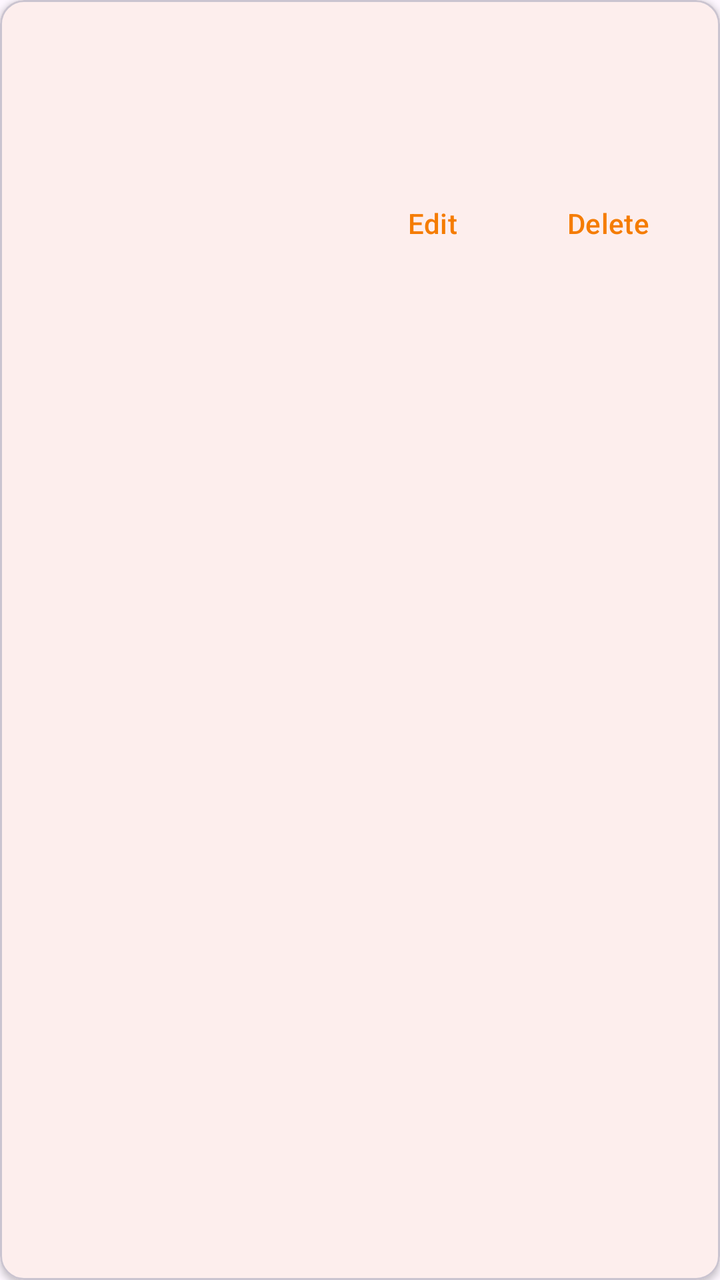
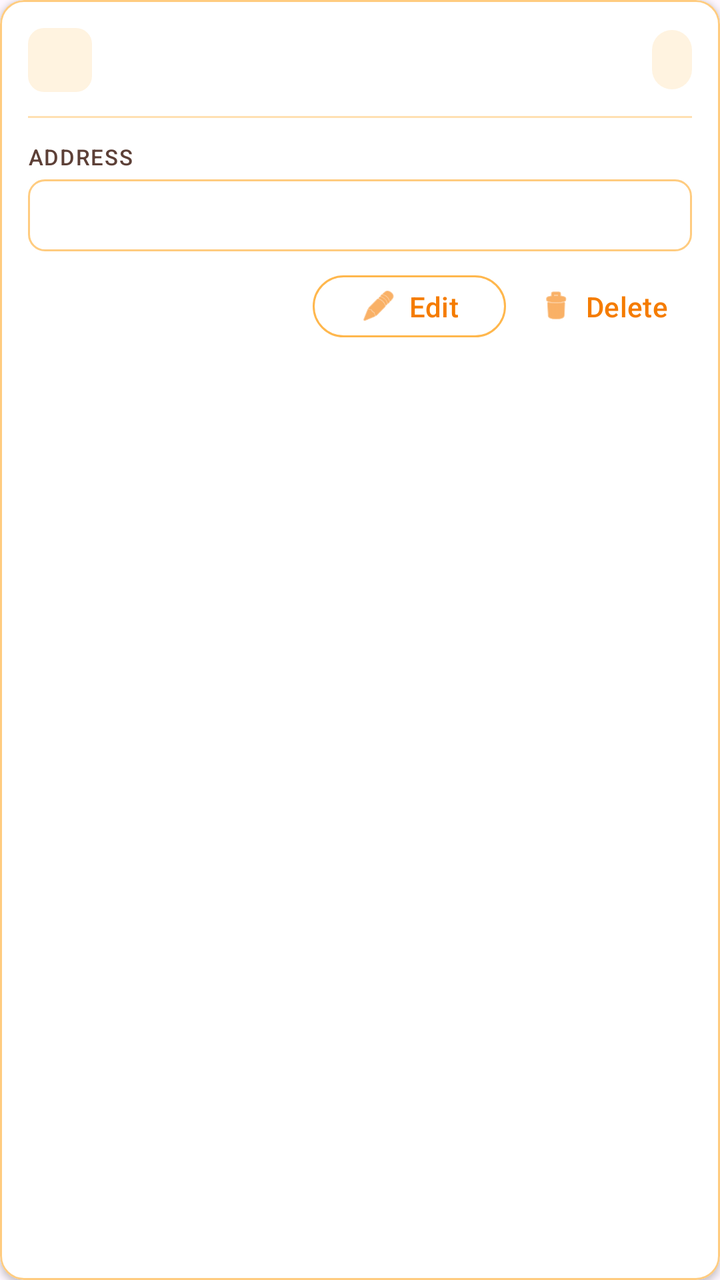

The first picture is an Android layout as it rendered before a commit; the second is the same layout after the commit. The layout source and the unified diff follow.
<!-- AndroidManifest.xml: application theme Theme.VikrSaathi -->
<!-- res/layout/item_customer.xml -->
<?xml version="1.0" encoding="utf-8"?>
<com.google.android.material.card.MaterialCardView xmlns:android="http://schemas.android.com/apk/res/android"
    xmlns:app="http://schemas.android.com/apk/res-auto"
    android:layout_width="match_parent"
    android:layout_height="wrap_content"
    android:layout_margin="8dp"
    app:cardElevation="2dp">

    <LinearLayout
        android:layout_width="match_parent"
        android:layout_height="wrap_content"
        android:orientation="vertical"
        android:padding="12dp">

        <TextView
            android:id="@+id/textCustomerName"
            android:layout_width="match_parent"
            android:layout_height="wrap_content"
            android:textAppearance="?attr/textAppearanceTitleMedium"
            android:textStyle="bold" />

        <TextView
            android:id="@+id/textCustomerPhone"
            android:layout_width="match_parent"
            android:layout_height="wrap_content"
            android:layout_marginTop="4dp" />

        <TextView
            android:id="@+id/textCustomerAddress"
            android:layout_width="match_parent"
            android:layout_height="wrap_content"
            android:layout_marginTop="4dp" />

        <LinearLayout
            android:layout_width="match_parent"
            android:layout_height="wrap_content"
            android:layout_marginTop="8dp"
            android:gravity="end"
            android:orientation="horizontal">

            <com.google.android.material.button.MaterialButton
                android:id="@+id/buttonEditCustomer"
                style="@style/Widget.Material3.Button.TextButton"
                android:layout_width="wrap_content"
                android:layout_height="wrap_content"
                android:text="@string/edit" />

            <com.google.android.material.button.MaterialButton
                android:id="@+id/buttonDeleteCustomer"
                style="@style/Widget.Material3.Button.TextButton"
                android:layout_width="wrap_content"
                android:layout_height="wrap_content"
                android:text="@string/delete" />
        </LinearLayout>
    </LinearLayout>
</com.google.android.material.card.MaterialCardView>
<!-- resources referenced by this layout -->
<resources>
  <string name="delete">Delete</string>
  <string name="edit">Edit</string>
  <style name="Theme.VikrSaathi" parent="Theme.Material3.DayNight.NoActionBar">
          <item name="colorPrimary">@color/orange_primary</item>
          <item name="colorPrimaryDark">@color/orange_primary_dark</item>
          <item name="colorPrimaryVariant">@color/orange_primary_dark</item>
          <item name="colorOnPrimary">@color/orange_on_primary</item>
          <item name="colorSecondary">@color/orange_accent</item>
          <item name="colorSecondaryVariant">@color/orange_700</item>
          <item name="colorOnSecondary">@color/black</item>
          <item name="colorPrimaryContainer">@color/orange_100</item>
          <item name="colorOnPrimaryContainer">@color/orange_900</item>
          <item name="android:statusBarColor">@color/orange_primary_dark</item>
          <item name="android:navigationBarColor">@color/orange_primary_dark</item>
      </style>
  <color name="orange_primary">#F57C00</color>
  <color name="orange_primary_dark">#E65100</color>
  <color name="orange_on_primary">#FFFFFF</color>
  <color name="orange_accent">#FFB74D</color>
  <color name="orange_700">#F57C00</color>
  <color name="black">#FF000000</color>
  <color name="orange_100">#FFE0B2</color>
  <color name="orange_900">#E65100</color>
</resources>

<!-- the commit's change to res/layout/item_customer.xml (unified diff, before → after) -->
@@ -1,35 +1,95 @@
 <?xml version="1.0" encoding="utf-8"?>
 <com.google.android.material.card.MaterialCardView xmlns:android="http://schemas.android.com/apk/res/android"
     xmlns:app="http://schemas.android.com/apk/res-auto"
+    style="@style/VikrSaathiBillLineCard"
     android:layout_width="match_parent"
     android:layout_height="wrap_content"
-    android:layout_margin="8dp"
-    app:cardElevation="2dp">
+    android:layout_marginHorizontal="2dp"
+    android:layout_marginVertical="6dp">
 
     <LinearLayout
         android:layout_width="match_parent"
         android:layout_height="wrap_content"
         android:orientation="vertical"
-        android:padding="12dp">
+        android:padding="14dp">
 
-        <TextView
-            android:id="@+id/textCustomerName"
+        <LinearLayout
             android:layout_width="match_parent"
             android:layout_height="wrap_content"
-            android:textAppearance="?attr/textAppearanceTitleMedium"
-            android:textStyle="bold" />
+            android:gravity="center_vertical"
+            android:orientation="horizontal">
 
-        <TextView
-            android:id="@+id/textCustomerPhone"
+            <TextView
+                android:id="@+id/textCustomerBadge"
+                android:layout_width="wrap_content"
+                android:layout_height="32dp"
+                android:background="@drawable/bg_bill_line_badge"
+                android:gravity="center"
+                android:minWidth="32dp"
+                android:paddingHorizontal="6dp"
+                android:textColor="@color/orange_800"
+                android:textSize="14sp"
+                android:textStyle="bold" />
+
+            <TextView
+                android:id="@+id/textCustomerName"
+                android:layout_width="0dp"
+                android:layout_height="wrap_content"
+                android:layout_marginStart="12dp"
+                android:layout_weight="1"
+                android:ellipsize="end"
+                android:maxLines="2"
+                android:textAppearance="?attr/textAppearanceTitleMedium"
+                android:textColor="@color/text_primary_dark"
+                android:textStyle="bold" />
+
+            <TextView
+                android:id="@+id/textCustomerPhone"
+                android:layout_width="wrap_content"
+                android:layout_height="wrap_content"
+                android:layout_marginStart="8dp"
+                android:background="@drawable/bg_bill_line_total"
+                android:ellipsize="end"
+                android:maxLines="1"
+                android:paddingHorizontal="10dp"
+                android:paddingVertical="6dp"
+                android:textColor="@color/orange_800"
+                android:textSize="13sp"
+                android:textStyle="bold" />
+        </LinearLayout>
+
+        <View
+            android:layout_width="match_parent"
+            android:layout_height="1dp"
+            android:layout_marginTop="12dp"
+            android:layout_marginBottom="12dp"
+            android:background="@color/orange_100" />
+
+        <LinearLayout
             android:layout_width="match_parent"
             android:layout_height="wrap_content"
-            android:layout_marginTop="4dp" />
+            android:orientation="vertical">
 
-        <TextView
-            android:id="@+id/textCustomerAddress"
-            android:layout_width="match_parent"
-            android:layout_height="wrap_content"
-            android:layout_marginTop="4dp" />
+            <TextView
+                style="@style/VikrSaathiBillLineLabel"
+                android:layout_width="wrap_content"
+                android:layout_height="wrap_content"
+                android:text="@string/address" />
+
+            <TextView
+                android:id="@+id/textCustomerAddress"
+                android:layout_width="match_parent"
+                android:layout_height="wrap_content"
+                android:layout_marginTop="4dp"
+                android:background="@drawable/bg_bill_line_input"
+                android:ellipsize="end"
+                android:maxLines="3"
+                android:minHeight="36dp"
+                android:paddingHorizontal="10dp"
+                android:paddingVertical="8dp"
+                android:textColor="@color/text_primary_dark"
+                android:textSize="14sp" />
+        </LinearLayout>
 
         <LinearLayout
             android:layout_width="match_parent"
@@ -40,17 +100,33 @@
 
             <com.google.android.material.button.MaterialButton
                 android:id="@+id/buttonEditCustomer"
-                style="@style/Widget.Material3.Button.TextButton"
+                style="@style/Widget.Material3.Button.OutlinedButton"
                 android:layout_width="wrap_content"
                 android:layout_height="wrap_content"
-                android:text="@string/edit" />
+                android:layout_marginEnd="4dp"
+                android:minHeight="36dp"
+                android:text="@string/edit"
+                android:textColor="@color/orange_700"
+                app:icon="@android:drawable/ic_menu_edit"
+                app:iconGravity="textStart"
+                app:iconPadding="6dp"
+                app:iconSize="18dp"
+                app:iconTint="@color/orange_700"
+                app:strokeColor="@color/orange_300" />
 
             <com.google.android.material.button.MaterialButton
                 android:id="@+id/buttonDeleteCustomer"
                 style="@style/Widget.Material3.Button.TextButton"
                 android:layout_width="wrap_content"
                 android:layout_height="wrap_content"
-                android:text="@string/delete" />
+                android:minHeight="36dp"
+                android:text="@string/delete"
+                android:textColor="@color/orange_700"
+                app:icon="@android:drawable/ic_menu_delete"
+                app:iconGravity="textStart"
+                app:iconPadding="6dp"
+                app:iconSize="18dp"
+                app:iconTint="@color/orange_700" />
         </LinearLayout>
     </LinearLayout>
 </com.google.android.material.card.MaterialCardView>
<!-- resource entries referenced after the edit -->
@@ -2,6 +2,19 @@
 <resources>
   <string name="delete">Delete</string>
   <string name="edit">Edit</string>
+  <style name="VikrSaathiBillLineCard" parent="Widget.Material3.CardView.Outlined">
+          <item name="cardCornerRadius">12dp</item>
+          <item name="cardElevation">2dp</item>
+          <item name="strokeColor">@color/orange_200</item>
+          <item name="strokeWidth">1dp</item>
+          <item name="cardBackgroundColor">@color/white</item>
+      </style>
+  <style name="VikrSaathiBillLineLabel">
+          <item name="android:textAppearance">?attr/textAppearanceLabelSmall</item>
+          <item name="android:textColor">@color/text_secondary_dark</item>
+          <item name="android:textAllCaps">true</item>
+          <item name="android:letterSpacing">0.05</item>
+      </style>
   <style name="Theme.VikrSaathi" parent="Theme.Material3.DayNight.NoActionBar">
           <item name="colorPrimary">@color/orange_primary</item>
           <item name="colorPrimaryDark">@color/orange_primary_dark</item>
@@ -15,13 +28,45 @@
           <item name="android:statusBarColor">@color/orange_primary_dark</item>
           <item name="android:navigationBarColor">@color/orange_primary_dark</item>
       </style>
+  <color name="orange_50">#FFF3E0</color>
+  <color name="white">#FFFFFFFF</color>
+  <color name="orange_200">#FFCC80</color>
+  <color name="text_secondary_dark">#5D4037</color>
   <color name="orange_primary">#F57C00</color>
   <color name="orange_primary_dark">#E65100</color>
   <color name="orange_on_primary">#FFFFFF</color>
   <color name="orange_accent">#FFB74D</color>
   <color name="orange_700">#F57C00</color>
+  <color name="orange_800">#EF6C00</color>
+  <color name="text_primary_dark">#212121</color>
+  <!-- drawable bg_bill_line_badge (drawable) -->
+  <?xml version="1.0" encoding="utf-8"?>
+  <shape xmlns:android="http://schemas.android.com/apk/res/android"
+      android:shape="rectangle">
+      <solid android:color="@color/orange_50" />
+      <corners android:radius="8dp" />
+  </shape>
+  <!-- drawable bg_bill_line_input (drawable) -->
+  <?xml version="1.0" encoding="utf-8"?>
+  <shape xmlns:android="http://schemas.android.com/apk/res/android"
+      android:shape="rectangle">
+      <solid android:color="@color/white" />
+      <stroke
+          android:width="1dp"
+          android:color="@color/orange_200" />
+      <corners android:radius="8dp" />
+  </shape>
+  <!-- drawable bg_bill_line_total (drawable) -->
+  <?xml version="1.0" encoding="utf-8"?>
+  <shape xmlns:android="http://schemas.android.com/apk/res/android"
+      android:shape="rectangle">
+      <solid android:color="@color/orange_50" />
+      <corners android:radius="10dp" />
+  </shape>
+  <string name="address">Address</string>
   <color name="black">#FF000000</color>
   <color name="orange_100">#FFE0B2</color>
+  <color name="orange_300">#FFB74D</color>
   <color name="orange_900">#E65100</color>
 </resources>
 
